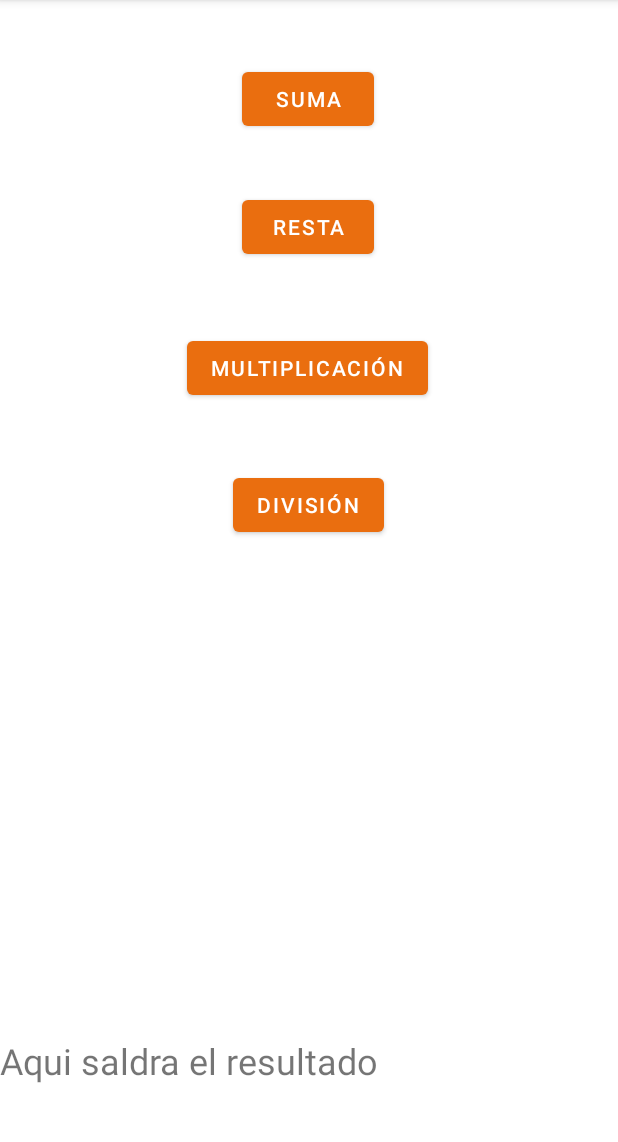
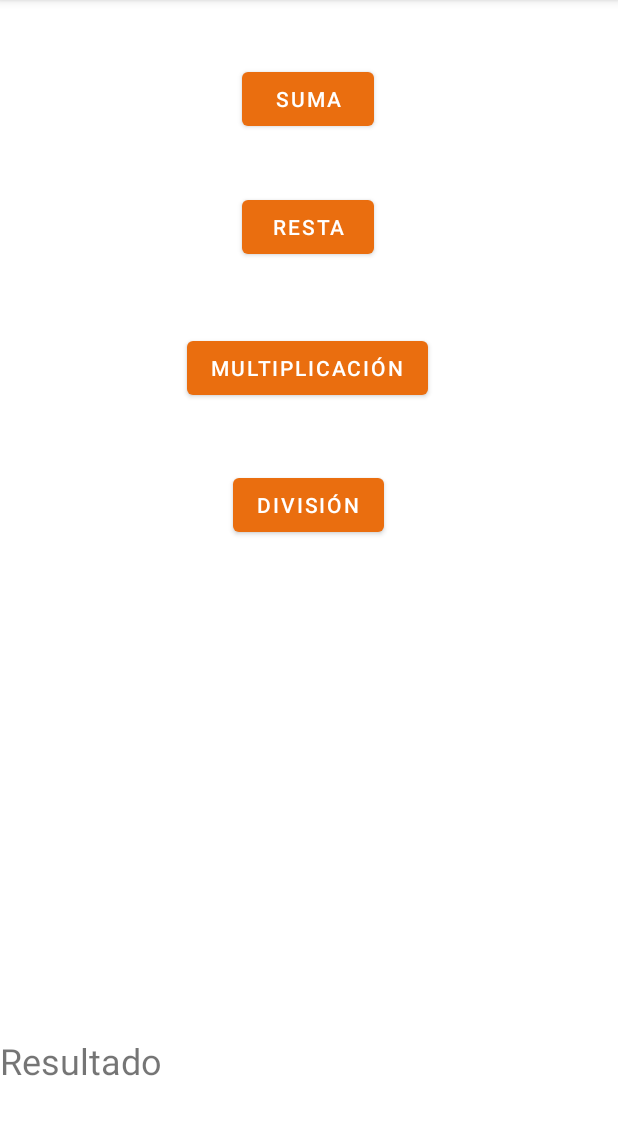
Before and after one commit to unclepete-20/Intent-Pedro-Arriola-20188, an Android app: the screen it shows after launch (MainActivity), on a phone screen of 412 x 824 dp, the part 84-1226 px from its top. Run offline under Robolectric (Android 15) with nearby library versions, the phone set to English and light mode, and no system bars; libraries missing offline, so code that uses them is left out: com.uvg.

Commit message:
Versión final.

```diff
--- a/app/src/main/res/layout/activity_main.xml
+++ b/app/src/main/res/layout/activity_main.xml
@@ -59,7 +59,7 @@
         android:layout_width="0dp"
         android:layout_height="77dp"
         android:layout_marginTop="32dp"
-        android:text="Aqui saldra el resultado"
+        android:text="Resultado"
         android:textSize="24sp"
         app:layout_constraintBottom_toBottomOf="parent"
         app:layout_constraintEnd_toEndOf="parent"
```
